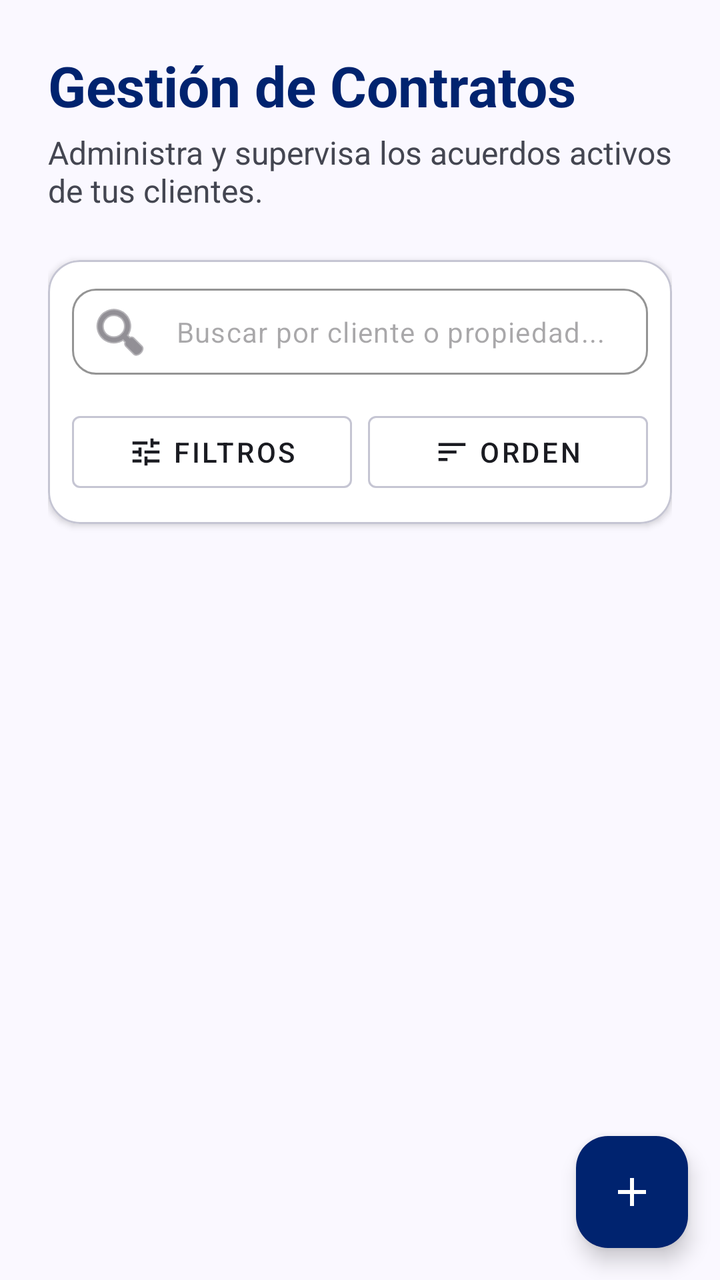
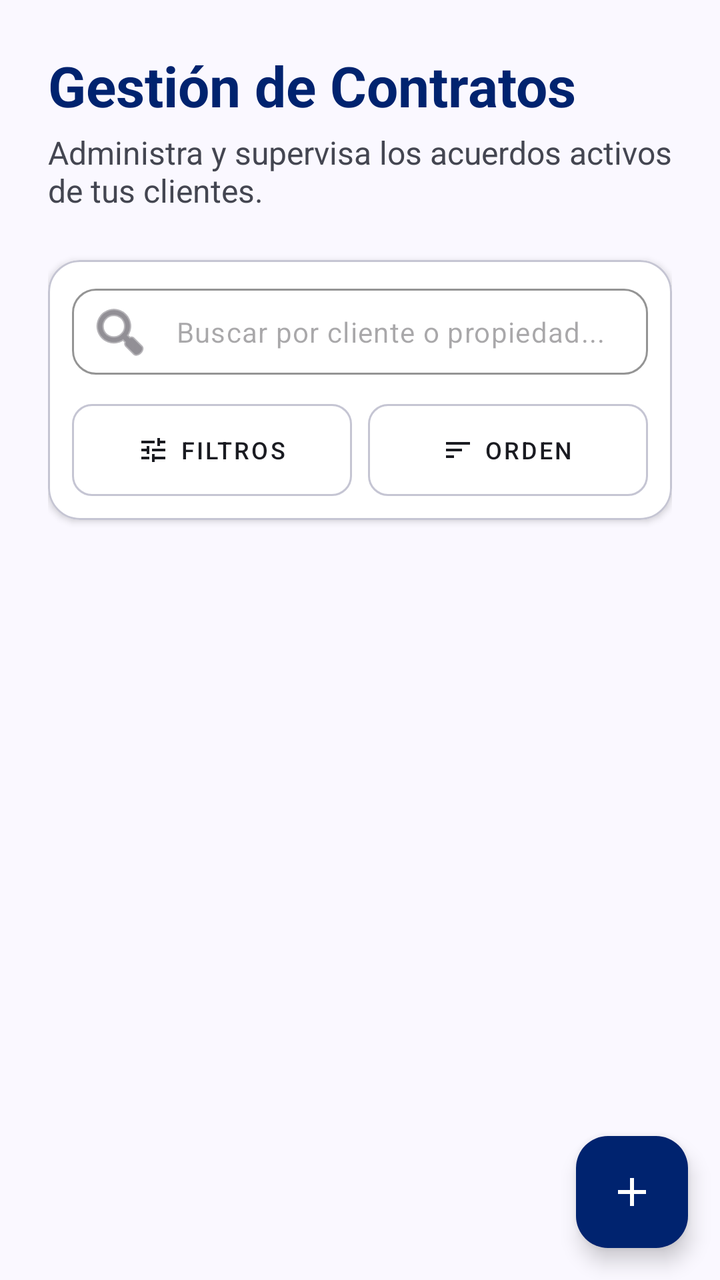

Compare the two renders of this Android layout. The source of the first and the diff that turns it into the second are given below.
<!-- AndroidManifest.xml: application theme Theme.InmobiliariaVenta -->
<!-- res/layout/fragment_admin_contratos.xml -->
<?xml version="1.0" encoding="utf-8"?>
<androidx.coordinatorlayout.widget.CoordinatorLayout
    xmlns:android="http://schemas.android.com/apk/res/android"
    xmlns:app="http://schemas.android.com/apk/res-auto"
    xmlns:tools="http://schemas.android.com/tools"
    android:layout_width="match_parent"
    android:layout_height="match_parent"
    android:background="@color/colorSurface"
    tools:context=".ui.admin.AdminContratosFragment">

    <androidx.core.widget.NestedScrollView
        android:layout_width="match_parent"
        android:layout_height="match_parent"
        android:fillViewport="true"
        android:clipToPadding="false">

        <LinearLayout
            android:layout_width="match_parent"
            android:layout_height="wrap_content"
            android:orientation="vertical"
            android:paddingStart="24dp"
            android:paddingTop="24dp"
            android:paddingEnd="24dp"
            android:paddingBottom="16dp">

            
            <TextView
                android:layout_width="wrap_content"
                android:layout_height="wrap_content"
                android:text="Gestión de Contratos"
                android:textColor="@color/colorPrimary"
                android:textSize="28sp"
                android:textStyle="bold" />

            <TextView
                android:layout_width="wrap_content"
                android:layout_height="wrap_content"
                android:layout_marginTop="4dp"
                android:layout_marginBottom="24dp"
                android:text="Administra y supervisa los acuerdos activos de tus clientes."
                android:textColor="@color/colorOnSurfaceVariant"
                android:textSize="16sp" />

            
            <com.google.android.material.card.MaterialCardView
                android:layout_width="match_parent"
                android:layout_height="wrap_content"
                app:cardBackgroundColor="@color/colorSurfaceContainerLowest"
                app:cardCornerRadius="16dp"
                app:cardElevation="2dp"
                app:strokeColor="@color/colorOutlineVariant"
                app:strokeWidth="1dp"
                android:layout_marginBottom="24dp">

                <LinearLayout
                    android:layout_width="match_parent"
                    android:layout_height="wrap_content"
                    android:orientation="vertical"
                    android:padding="12dp">

                    <com.google.android.material.textfield.TextInputLayout
                        android:id="@+id/til_buscar_contrato"
                        android:layout_width="match_parent"
                        android:layout_height="wrap_content"
                        app:startIconDrawable="@android:drawable/ic_menu_search"
                        app:boxBackgroundMode="outline"
                        app:boxCornerRadiusTopStart="12dp"
                        app:boxCornerRadiusTopEnd="12dp"
                        app:boxCornerRadiusBottomStart="12dp"
                        app:boxCornerRadiusBottomEnd="12dp"
                        app:boxStrokeColor="@color/colorOutlineVariant"
                        app:hintEnabled="false">

                        <com.google.android.material.textfield.TextInputEditText
                            android:id="@+id/et_buscar_contrato"
                            android:layout_width="match_parent"
                            android:layout_height="wrap_content"
                            android:hint="Buscar por cliente o propiedad..."
                            android:paddingTop="12dp"
                            android:paddingBottom="12dp"
                            android:textSize="14sp" />
                    </com.google.android.material.textfield.TextInputLayout>

                    <LinearLayout
                        android:layout_width="match_parent"
                        android:layout_height="wrap_content"
                        android:orientation="horizontal"
                        android:layout_marginTop="12dp">

                        <com.google.android.material.button.MaterialButton
                            android:id="@+id/btn_filter_status"
                            style="@style/Widget.MaterialComponents.Button.OutlinedButton"
                            android:layout_width="0dp"
                            android:layout_height="wrap_content"
                            android:layout_weight="1"
                            android:layout_marginEnd="4dp"
                            android:text="FILTROS"
                            app:icon="@drawable/ic_tune"
                            app:iconGravity="textStart"
                            app:iconTint="@color/colorOnSurface"
                            app:strokeColor="@color/colorOutlineVariant"
                            android:textColor="@color/colorOnSurface" />

                        <com.google.android.material.button.MaterialButton
                            android:id="@+id/btn_sort_contracts"
                            style="@style/Widget.MaterialComponents.Button.OutlinedButton"
                            android:layout_width="0dp"
                            android:layout_height="wrap_content"
                            android:layout_weight="1"
                            android:layout_marginStart="4dp"
                            android:text="ORDEN"
                            app:icon="@drawable/ic_sort"
                            app:iconGravity="textStart"
                            app:iconTint="@color/colorOnSurface"
                            app:strokeColor="@color/colorOutlineVariant"
                            android:textColor="@color/colorOnSurface" />
                    </LinearLayout>
                </LinearLayout>
            </com.google.android.material.card.MaterialCardView>

            
            <com.google.android.material.card.MaterialCardView
                android:id="@+id/layout_empty_contracts"
                android:layout_width="match_parent"
                android:layout_height="wrap_content"
                android:layout_marginBottom="24dp"
                android:visibility="gone"
                app:cardBackgroundColor="@color/colorSurfaceContainerLowest"
                app:cardCornerRadius="16dp"
                app:cardElevation="0dp"
                app:strokeColor="@color/colorOutlineVariant"
                app:strokeWidth="1dp">

                <LinearLayout
                    android:layout_width="match_parent"
                    android:layout_height="wrap_content"
                    android:gravity="center"
                    android:orientation="vertical"
                    android:padding="32dp">

                    <com.google.android.material.card.MaterialCardView
                        android:layout_width="56dp"
                        android:layout_height="56dp"
                        app:cardBackgroundColor="@color/colorPrimaryFixed"
                        app:cardCornerRadius="16dp"
                        app:cardElevation="0dp"
                        app:strokeWidth="0dp">

                        <ImageView
                            android:layout_width="28dp"
                            android:layout_height="28dp"
                            android:layout_gravity="center"
                            android:src="@drawable/ic_contratos"
                            app:tint="@color/colorPrimary" />
                    </com.google.android.material.card.MaterialCardView>

                    <TextView
                        android:id="@+id/tv_empty_contracts_title"
                        android:layout_width="wrap_content"
                        android:layout_height="wrap_content"
                        android:layout_marginTop="16dp"
                        android:text="No hay contratos cargados"
                        android:textColor="@color/colorPrimary"
                        android:textSize="18sp"
                        android:textStyle="bold" />

                    <TextView
                        android:id="@+id/tv_empty_contracts_subtitle"
                        android:layout_width="wrap_content"
                        android:layout_height="wrap_content"
                        android:layout_marginTop="6dp"
                        android:gravity="center"
                        android:text="Presiona el botón + abajo a la derecha para registrar el primer contrato en el sistema."
                        android:textColor="@color/colorOnSurfaceVariant"
                        android:textSize="14sp" />
                </LinearLayout>
            </com.google.android.material.card.MaterialCardView>

            
            <LinearLayout
                android:id="@+id/layout_contracts_container"
                android:layout_width="match_parent"
                android:layout_height="wrap_content"
                android:orientation="vertical" />

            
            <LinearLayout
                android:id="@+id/layout_pagination"
                android:layout_width="wrap_content"
                android:layout_height="wrap_content"
                android:orientation="horizontal"
                android:layout_gravity="center_horizontal"
                android:layout_marginBottom="16dp"
                android:gravity="center"
                android:visibility="gone">

                
                <com.google.android.material.card.MaterialCardView
                    android:id="@+id/btn_page_prev"
                    android:layout_width="36dp"
                    android:layout_height="36dp"
                    android:layout_marginEnd="8dp"
                    android:clickable="true"
                    android:focusable="true"
                    app:cardBackgroundColor="@color/colorSurfaceContainerLowest"
                    app:cardCornerRadius="8dp"
                    app:strokeColor="@color/colorOutlineVariant"
                    app:strokeWidth="1dp">

                    <TextView
                        android:id="@+id/tv_page_prev"
                        android:layout_width="match_parent"
                        android:layout_height="match_parent"
                        android:text="&lt;"
                        android:textColor="@color/colorPrimary"
                        android:textSize="18sp"
                        android:textStyle="bold"
                        android:gravity="center" />
                </com.google.android.material.card.MaterialCardView>

                
                <com.google.android.material.card.MaterialCardView
                    android:id="@+id/card_page_1"
                    android:layout_width="36dp"
                    android:layout_height="36dp"
                    android:layout_marginEnd="8dp"
                    android:clickable="true"
                    android:focusable="true"
                    app:cardBackgroundColor="@color/colorPrimary"
                    app:cardCornerRadius="8dp"
                    app:strokeWidth="0dp">

                    <TextView
                        android:id="@+id/tv_page_1"
                        android:layout_width="match_parent"
                        android:layout_height="match_parent"
                        android:text="1"
                        android:textColor="@color/colorOnPrimary"
                        android:textSize="14sp"
                        android:textStyle="bold"
                        android:gravity="center" />
                </com.google.android.material.card.MaterialCardView>

                
                <com.google.android.material.card.MaterialCardView
                    android:id="@+id/card_page_2"
                    android:layout_width="36dp"
                    android:layout_height="36dp"
                    android:layout_marginEnd="8dp"
                    android:clickable="true"
                    android:focusable="true"
                    app:cardBackgroundColor="@color/colorSurfaceContainerLowest"
                    app:cardCornerRadius="8dp"
                    app:strokeColor="@color/colorOutlineVariant"
                    app:strokeWidth="1dp">

                    <TextView
                        android:id="@+id/tv_page_2"
                        android:layout_width="match_parent"
                        android:layout_height="match_parent"
                        android:text="2"
                        android:textColor="@color/colorOnSurfaceVariant"
                        android:textSize="14sp"
                        android:gravity="center" />
                </com.google.android.material.card.MaterialCardView>

                
                <com.google.android.material.card.MaterialCardView
                    android:id="@+id/card_page_3"
                    android:layout_width="36dp"
                    android:layout_height="36dp"
                    android:layout_marginEnd="8dp"
                    android:clickable="true"
                    android:focusable="true"
                    app:cardBackgroundColor="@color/colorSurfaceContainerLowest"
                    app:cardCornerRadius="8dp"
                    app:strokeColor="@color/colorOutlineVariant"
                    app:strokeWidth="1dp">

                    <TextView
                        android:id="@+id/tv_page_3"
                        android:layout_width="match_parent"
                        android:layout_height="match_parent"
                        android:text="3"
                        android:textColor="@color/colorOnSurfaceVariant"
                        android:textSize="14sp"
                        android:gravity="center" />
                </com.google.android.material.card.MaterialCardView>

                
                <com.google.android.material.card.MaterialCardView
                    android:id="@+id/card_page_4"
                    android:layout_width="36dp"
                    android:layout_height="36dp"
                    android:layout_marginEnd="8dp"
                    android:clickable="true"
                    android:focusable="true"
                    app:cardBackgroundColor="@color/colorSurfaceContainerLowest"
                    app:cardCornerRadius="8dp"
                    app:strokeColor="@color/colorOutlineVariant"
                    app:strokeWidth="1dp">

                    <TextView
                        android:id="@+id/tv_page_4"
                        android:layout_width="match_parent"
                        android:layout_height="match_parent"
                        android:text="4"
                        android:textColor="@color/colorOnSurfaceVariant"
                        android:textSize="14sp"
                        android:gravity="center" />
                </com.google.android.material.card.MaterialCardView>

                
                <com.google.android.material.card.MaterialCardView
                    android:id="@+id/btn_page_next"
                    android:layout_width="36dp"
                    android:layout_height="36dp"
                    android:clickable="true"
                    android:focusable="true"
                    app:cardBackgroundColor="@color/colorSurfaceContainerLowest"
                    app:cardCornerRadius="8dp"
                    app:strokeColor="@color/colorOutlineVariant"
                    app:strokeWidth="1dp">

                    <TextView
                        android:id="@+id/tv_page_next"
                        android:layout_width="match_parent"
                        android:layout_height="match_parent"
                        android:text="&gt;"
                        android:textColor="@color/colorPrimary"
                        android:textSize="18sp"
                        android:textStyle="bold"
                        android:gravity="center" />
                </com.google.android.material.card.MaterialCardView>
            </LinearLayout>

        </LinearLayout>
    </androidx.core.widget.NestedScrollView>

    
    <com.google.android.material.floatingactionbutton.FloatingActionButton
        android:id="@+id/fab_nuevo_contrato"
        android:layout_width="wrap_content"
        android:layout_height="wrap_content"
        android:layout_margin="16dp"
        android:layout_gravity="bottom|end"
        android:contentDescription="Nuevo Contrato"
        android:src="@drawable/ic_add"
        app:backgroundTint="@color/colorPrimary"
        app:tint="@color/colorOnPrimary" />

</androidx.coordinatorlayout.widget.CoordinatorLayout>
<!-- resources referenced by this layout -->
<resources>
  <color name="colorOnPrimary">#FFFFFF</color>
  <color name="colorOnSurface">#1A1B21</color>
  <color name="colorOnSurfaceVariant">#444651</color>
  <color name="colorOutlineVariant">#C5C5D3</color>
  <color name="colorPrimary">#00236F</color>
  <color name="colorPrimaryFixed">#DCE1FF</color>
  <color name="colorSurface">#FAF8FF</color>
  <color name="colorSurfaceContainerLowest">#FFFFFF</color>
  <!-- drawable ic_add (drawable) -->
  <vector xmlns:android="http://schemas.android.com/apk/res/android"
      android:width="24dp"
      android:height="24dp"
      android:viewportWidth="24"
      android:viewportHeight="24">
    <path
        android:fillColor="#FF000000"
        android:pathData="M19,13h-6v6h-2v-6H5v-2h6V5h2v6h6v2z"/>
  </vector>
  <!-- drawable ic_contratos (drawable) -->
  <vector xmlns:android="http://schemas.android.com/apk/res/android"
      android:width="24dp"
      android:height="24dp"
      android:viewportWidth="24"
      android:viewportHeight="24">
    <path
        android:fillColor="#FF000000"
        android:pathData="M14,2H6c-1.1,0 -1.99,0.9 -1.99,2L4,20c0,1.1 0.89,2 1.99,2H18c1.1,0 2,-0.9 2,-2V8L14,2zM16,18H8v-2h8V18zM16,14H8v-2h8V14zM13,9V3.5L18.5,9H13z"/>
  </vector>
  <!-- drawable ic_sort (drawable) -->
  <vector xmlns:android="http://schemas.android.com/apk/res/android"
      android:width="24dp"
      android:height="24dp"
      android:viewportWidth="24"
      android:viewportHeight="24">
    <path
        android:fillColor="#FF000000"
        android:pathData="M3,18h6v-2H3v2zM3,6v2h18V6H3zM3,13h12v-2H3v2z"/>
  </vector>
  <!-- drawable ic_tune (drawable) -->
  <vector xmlns:android="http://schemas.android.com/apk/res/android"
      android:width="24dp"
      android:height="24dp"
      android:viewportWidth="24"
      android:viewportHeight="24">
    <path
        android:fillColor="#FF000000"
        android:pathData="M3,17v2h6v-2H3zM3,5v2h10V5H3zM13,21v-2h8v-2h-8v-2h-2v6h2zM7,9v2H3v2h4v2h2V9H7zM21,13v-2H11v2h10zM15,9h2V7h4V5h-4V3h-2v6z"/>
  </vector>
  <style name="Theme.InmobiliariaVenta" parent="Base.Theme.InmobiliariaVenta" />
  <style name="Base.Theme.InmobiliariaVenta" parent="Theme.Material3.Light.NoActionBar">
          
          <item name="android:statusBarColor">@color/colorSurfaceContainerLowest</item>
          <item name="android:windowLightStatusBar">true</item>
          
          
          <item name="colorPrimary">@color/colorPrimary</item>
          <item name="colorOnPrimary">@color/colorOnPrimary</item>
          <item name="colorPrimaryContainer">@color/colorPrimaryContainer</item>
          <item name="colorSurface">@color/colorSurface</item>
          <item name="colorOnSurface">@color/colorOnSurface</item>
      </style>
  <color name="colorPrimaryContainer">#1E3A8A</color>
</resources>

<!-- the commit's change to res/layout/fragment_admin_contratos.xml (unified diff, before → after) -->
@@ -85,17 +85,29 @@
                         android:layout_width="match_parent"
                         android:layout_height="wrap_content"
                         android:orientation="horizontal"
+                        android:gravity="center_vertical"
                         android:layout_marginTop="12dp">
 
                         <com.google.android.material.button.MaterialButton
                             android:id="@+id/btn_filter_status"
                             style="@style/Widget.MaterialComponents.Button.OutlinedButton"
                             android:layout_width="0dp"
-                            android:layout_height="wrap_content"
+                            android:layout_height="46dp"
                             android:layout_weight="1"
                             android:layout_marginEnd="4dp"
+                            android:insetTop="0dp"
+                            android:insetBottom="0dp"
+                            android:paddingStart="8dp"
+                            android:paddingEnd="8dp"
+                            android:singleLine="true"
+                            android:maxLines="1"
+                            android:ellipsize="end"
+                            android:textSize="12sp"
                             android:text="FILTROS"
+                            app:cornerRadius="10dp"
                             app:icon="@drawable/ic_tune"
+                            app:iconSize="16dp"
+                            app:iconPadding="5dp"
                             app:iconGravity="textStart"
                             app:iconTint="@color/colorOnSurface"
                             app:strokeColor="@color/colorOutlineVariant"
@@ -105,11 +117,22 @@
                             android:id="@+id/btn_sort_contracts"
                             style="@style/Widget.MaterialComponents.Button.OutlinedButton"
                             android:layout_width="0dp"
-                            android:layout_height="wrap_content"
+                            android:layout_height="46dp"
                             android:layout_weight="1"
                             android:layout_marginStart="4dp"
+                            android:insetTop="0dp"
+                            android:insetBottom="0dp"
+                            android:paddingStart="8dp"
+                            android:paddingEnd="8dp"
+                            android:singleLine="true"
+                            android:maxLines="1"
+                            android:ellipsize="end"
+                            android:textSize="12sp"
                             android:text="ORDEN"
+                            app:cornerRadius="10dp"
                             app:icon="@drawable/ic_sort"
+                            app:iconSize="16dp"
+                            app:iconPadding="5dp"
                             app:iconGravity="textStart"
                             app:iconTint="@color/colorOnSurface"
                             app:strokeColor="@color/colorOutlineVariant"
